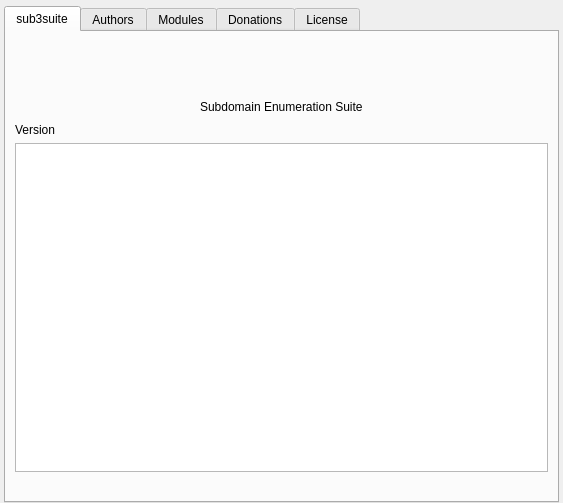
First picture: the form in sub3suite/src/Dialogs/AboutDialog.ui, repository 3nock/OTE, before the edit.
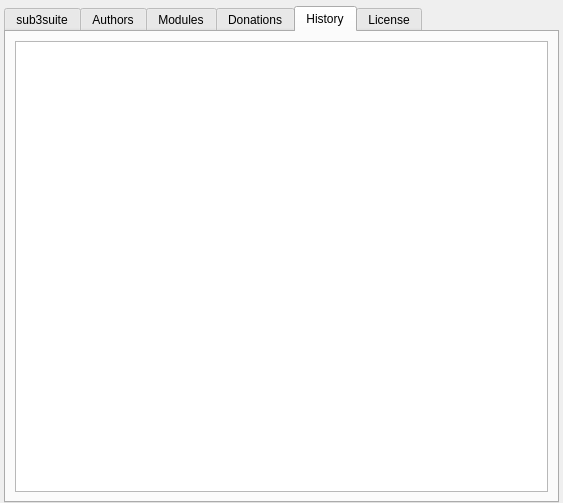
Second picture: the form after the edit. The open tabs and pages were chosen to show the change. Icons and pictures are not drawn.

```diff
--- a/sub3suite/src/Dialogs/AboutDialog.ui
+++ b/sub3suite/src/Dialogs/AboutDialog.ui
@@ -323,6 +323,16 @@
        </item>
       </layout>
      </widget>
+     <widget class="QWidget" name="tabHistory">
+      <attribute name="title">
+       <string>History</string>
+      </attribute>
+      <layout class="QVBoxLayout" name="verticalLayout_7">
+       <item>
+        <widget class="QPlainTextEdit" name="plainTextEditHistory"/>
+       </item>
+      </layout>
+     </widget>
      <widget class="QWidget" name="tabLicense">
       <attribute name="title">
        <string>License</string>
```
